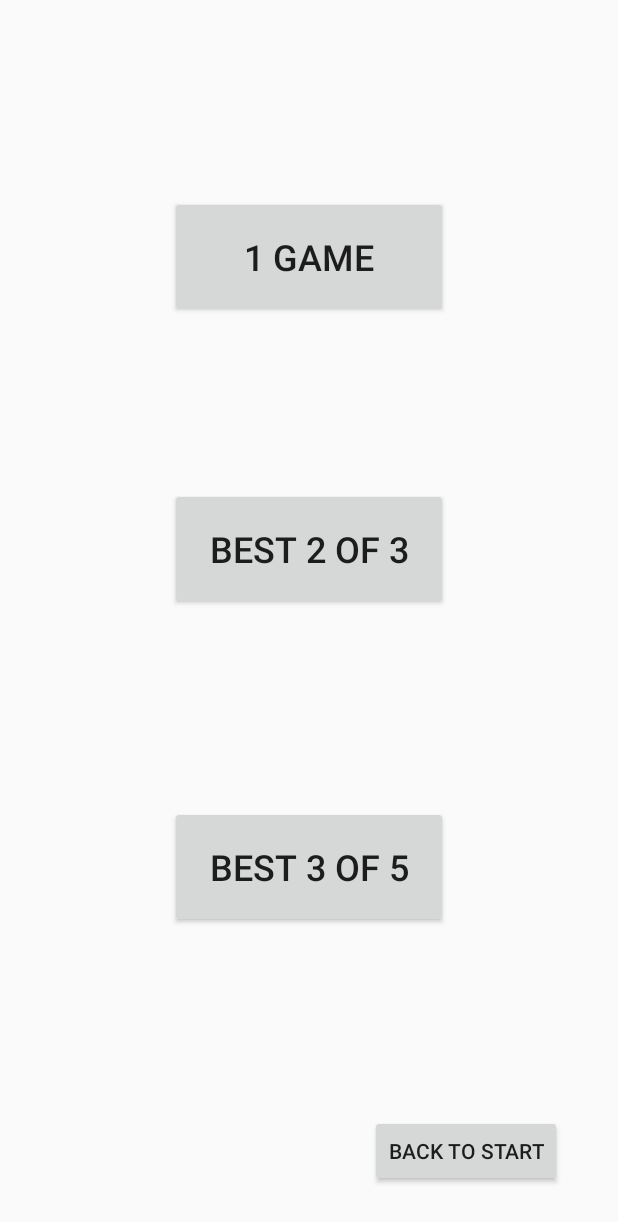
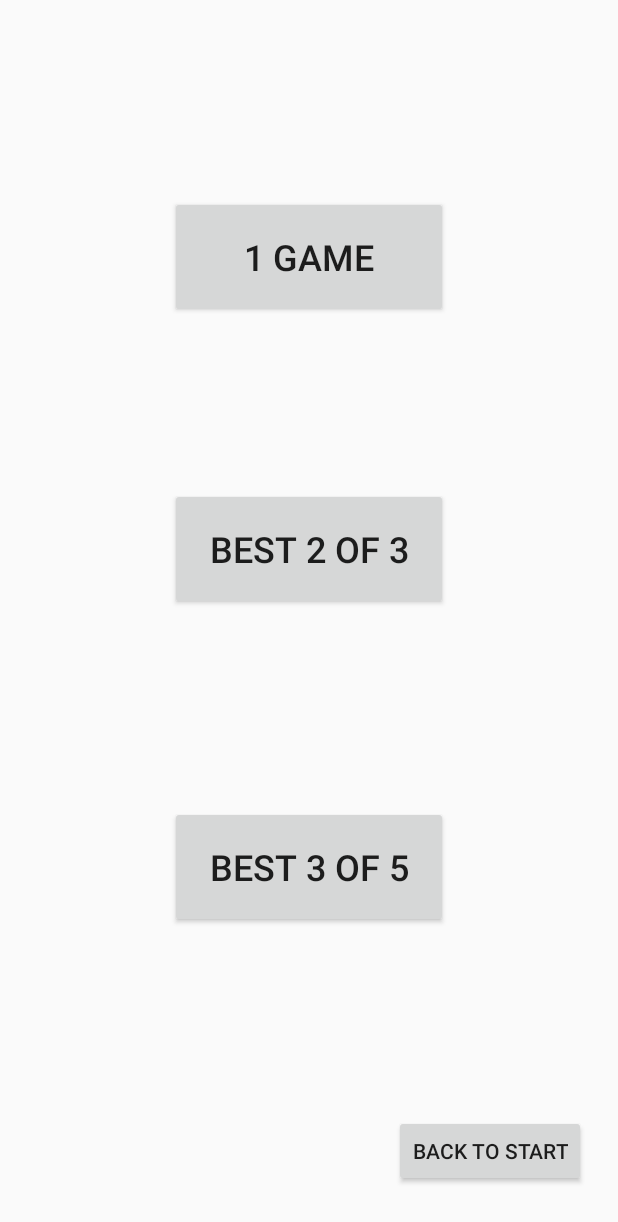
Before and after one commit to SELC-ISU/2DMultiplayer, an Android app: the screen it shows after launch (MainActivity), after a tap on "SINGLE-PLAYER", on a phone screen of 412 x 824 dp. Shown: the top 1222 px of the screen. Run offline under Robolectric (Android 15) with nearby library versions, the phone set to English and light mode, and no system bars.

Commit message:
got the connecting pop up to go away now when it should, added back button function for all parts of the app rn

```diff
--- a/app/src/main/java/com/example/a2dgame/BluetoothService.java
+++ b/app/src/main/java/com/example/a2dgame/BluetoothService.java
@@ -372,7 +372,8 @@ public class BluetoothService{
     public void cancel(){
         cancelThreads();
         try{
-            mmSocket.close();
+            if(mmSocket != null)
+                mmSocket.close();
         }catch (IOException e){
             Log.e(TAG,"count not close the socket");
         }
--- a/app/src/main/java/com/example/a2dgame/MainActivity.java
+++ b/app/src/main/java/com/example/a2dgame/MainActivity.java
@@ -199,7 +199,7 @@ public class MainActivity extends AppCompatActivity implements View.OnClickListe
 
     }
 
-    /*@Override
+    @Override
     public void onBackPressed() {
 
         if(findViewById(R.id.btnHost) != null){
@@ -218,8 +218,16 @@ public class MainActivity extends AppCompatActivity implements View.OnClickListe
             switchToStartScreenLayout();
             isHost = false;
         }
-        super.onBackPressed();
-    }*/
+        else if(findViewById(R.id.pBar)!=null){
+            twoPlayer = false;
+            isHost = false;
+            closeSockets();
+        }
+        else if(findViewById(R.id.btnBack)!=null){
+            btnBack.performClick();
+        }
+
+    }
 
 
     /**
@@ -237,6 +245,8 @@ public class MainActivity extends AppCompatActivity implements View.OnClickListe
         Log.d(TAG,"ITEM CLICK: you clicked on a device");
 
         bluetoothAdapter.cancelDiscovery();  //cancels this because it is a resource intensive action
+
+        showMessage("Connecting...", 2);
 
         service.startSearchServer(discoveredDevices.get(position)); //starts searching for this device and what UUID they are putting out for a connection
 
@@ -451,11 +461,6 @@ public class MainActivity extends AppCompatActivity implements View.OnClickListe
      */
     public void switchToStartGameScreenLayout(){
 
-        dismissMessage();
-        dismissMessage();
-        dismissMessage();
-        dismissMessage();
-
         setContentView(R.layout.start_game_screen_layout);
 
         btnSingleGame = (Button)findViewById(R.id.btnSingleGame);
@@ -486,6 +491,8 @@ public class MainActivity extends AppCompatActivity implements View.OnClickListe
         btnBackToStart.setOnClickListener(this);
 
 
+        showMessage("Connected",1);
+        dismissMessage();
 
 
     }
@@ -636,7 +643,7 @@ public class MainActivity extends AppCompatActivity implements View.OnClickListe
                 else
                     switchToWaitingLayout();
 
-                dismissMessage();
+
 
             }
             else if(deviceConnected == DeviceConnection.DEVICE_CONNECTION_FAILED) {
@@ -648,7 +655,6 @@ public class MainActivity extends AppCompatActivity implements View.OnClickListe
             else if(deviceConnected == DeviceConnection.DEVICE_ATTEMPTING_CONNECTION) {
                 Log.d(TAG, "Device Connecting...");
 
-               showMessage("Connecting...", 2);
             }
             else if(deviceConnected == DeviceConnection.DEVICE_DISCONNECTED){
                 Log.d(TAG,"Other DEvice was Disconnected");
@@ -698,7 +704,7 @@ public class MainActivity extends AppCompatActivity implements View.OnClickListe
                     System.exit(0);
                 }
             });
-            builder.setNegativeButton("Ok", new DialogInterface.OnClickListener() {
+            builder.setNegativeButton("Cancel", new DialogInterface.OnClickListener() {
                 public void onClick(DialogInterface dialog, int id) {
                     dismissMessage();
                 }
@@ -719,6 +725,7 @@ public class MainActivity extends AppCompatActivity implements View.OnClickListe
         if(dialog != null) {
             Log.d(TAG,"Dismissing the Dialog box");
             dialog.dismiss();
+            dialog = null;
         }
 
     }
--- a/app/src/main/res/layout/start_game_screen_layout.xml
+++ b/app/src/main/res/layout/start_game_screen_layout.xml
@@ -10,11 +10,13 @@
         android:id="@+id/btnRadio2"
         android:layout_width="wrap_content"
         android:layout_height="wrap_content"
-        android:layout_marginEnd="8dp"
-        android:layout_marginBottom="37dp"
+        android:layout_marginStart="24dp"
+        android:layout_marginEnd="13dp"
+        android:layout_marginBottom="32dp"
         android:clickable="false"
         app:layout_constraintBottom_toBottomOf="parent"
-        app:layout_constraintEnd_toStartOf="@+id/btnChat2" />
+        app:layout_constraintEnd_toStartOf="@+id/btnChat2"
+        app:layout_constraintStart_toStartOf="parent" />
 
     <Button
         android:id="@+id/btnSingleGame"
@@ -65,25 +67,21 @@
         android:id="@+id/btnBackToStart"
         android:layout_width="wrap_content"
         android:layout_height="wrap_content"
-        android:layout_marginStart="50dp"
         android:layout_marginTop="113dp"
         android:layout_marginEnd="21dp"
         android:layout_marginBottom="21dp"
         android:text="back to start"
         app:layout_constraintBottom_toBottomOf="parent"
         app:layout_constraintEnd_toEndOf="parent"
-        app:layout_constraintStart_toEndOf="@+id/btnChat2"
         app:layout_constraintTop_toBottomOf="@+id/btnFiveGames" />
 
     <Button
         android:id="@+id/btnChat2"
         android:layout_width="wrap_content"
         android:layout_height="wrap_content"
-        android:layout_marginStart="27dp"
-        android:layout_marginEnd="50dp"
+        android:layout_marginStart="13dp"
         android:layout_marginBottom="24dp"
         android:text="Chat"
         app:layout_constraintBottom_toBottomOf="parent"
-        app:layout_constraintEnd_toStartOf="@+id/btnBackToStart"
-        app:layout_constraintStart_toStartOf="parent" />
+        app:layout_constraintStart_toEndOf="@+id/btnRadio2" />
 </androidx.constraintlayout.widget.ConstraintLayout>
```
